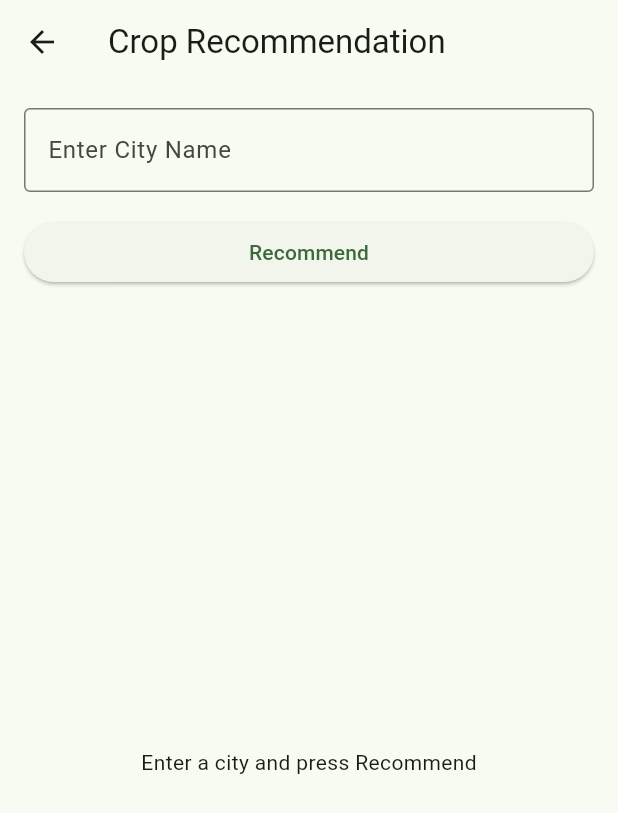
After one commit to dreamfarmapp/DreamFarm, a Flutter app: the CropRecommendationScreen screen opened by its route, on a phone screen of 412 x 824 dp. The commit adds this screen. Shown: the top 813 px of the screen. Run offline on Flutter 3.47's test engine with Material 3 defaults, Android fonts, the phone set to English and light mode, and no system bars; our stand-ins replace file_picker, flutter_markdown, flutter_screenutil, geocoding, geolocator, google_fonts and 2 more; accounts and stored records are empty; generated files the repository leaves out were written again; network calls fail.

Commit message:
feat: frontend for crop recommendations

```diff
--- a/lib/main.dart
+++ b/lib/main.dart
@@ -5,6 +5,7 @@ import 'package:dreamfarm/screens/Community/SearchScreen.dart';
 import 'package:dreamfarm/screens/Community/UserProfile.dart';
 import 'package:dreamfarm/screens/Community/add_post_screen.dart';
 import 'package:dreamfarm/screens/CropDoc/CropDocInput.dart';
+import 'package:dreamfarm/screens/CropRecommendations/crop_recommendations_screen.dart';
 import 'package:dreamfarm/screens/JobOpportunity/job_listing.dart';
 import 'package:dreamfarm/screens/JobOpportunity/skill_add.dart';
 import 'package:dreamfarm/screens/MarketPlace/add_product.dart';
@@ -91,9 +92,10 @@ class _MyAppState extends State<MyApp> {
             '/job' : (context) =>  JobListingScreen(),
             '/addproduct': (context) => AddProductScreen(),
             '/addpost': (context) => AddPostScreen(),
-            '/therapy' : (context) => TherapyScreen()
+            '/therapy' : (context) => TherapyScreen(),
+            '/recommend': (context) => CropRecommendationScreen()
           },
-          initialRoute: "/login",
+          initialRoute: "/",
         );
       },
     );
--- a/lib/screens/Community/CommunityPage.dart
+++ b/lib/screens/Community/CommunityPage.dart
@@ -141,7 +141,7 @@ class _CommunityPageState extends State<CommunityPage> {
             ListTile(
               title: Text('Services'),
               onTap: () {
-                 makeCall("http://192.168.137.36:8501");
+                 makeCall("http://192.168.1.4:8501/");
                 // Implement option 2 functionality here
               },
             ),
--- a/lib/screens/Community/UserProfile.dart
+++ b/lib/screens/Community/UserProfile.dart
@@ -64,7 +64,7 @@ class _UserProfilePageState extends State<UserProfilePage> {
             ListTile(
               title: Text('Services'),
               onTap: () {
-                 makeCall("http://192.168.137.36:8501");
+                 makeCall("http://192.168.1.4:8501/");
                 // Implement option 2 functionality here
               },
             ),
--- a/lib/screens/Community/add_post_screen.dart
+++ b/lib/screens/Community/add_post_screen.dart
@@ -123,7 +123,7 @@ class _AddPostScreenState extends State<AddPostScreen> {
             ListTile(
               title: Text('Services'),
               onTap: () {
-                 makeCall("http://192.168.137.36:8501");
+                makeCall("http://192.168.1.4:8501");
                 // Implement option 2 functionality here
               },
             ),
--- /dev/null
+++ b/lib/screens/CropRecommendations/crop_recommendations_screen.dart
@@ -0,0 +1,102 @@
+import 'package:flutter/material.dart';
+import 'package:flutter_markdown/flutter_markdown.dart';
+import 'package:http/http.dart' as http;
+import 'dart:convert';
+
+class CropRecommendationScreen extends StatefulWidget {
+  const CropRecommendationScreen({Key? key}) : super(key: key);
+
+  @override
+  _CropRecommendationScreenState createState() => _CropRecommendationScreenState();
+}
+
+class _CropRecommendationScreenState extends State<CropRecommendationScreen> {
+  final TextEditingController _cityController = TextEditingController();
+  String _markdownContent = '';
+  bool _isLoading = false;
+
+  Future<void> _getRecommendation() async {
+    setState(() {
+      _isLoading = true;
+    });
+
+    final String city = _cityController.text.trim();
+    if (city.isEmpty) {
+      ScaffoldMessenger.of(context).showSnackBar(
+        const SnackBar(content: Text('Please enter a city name')),
+      );
+      setState(() {
+        _isLoading = false;
+      });
+      return;
+    }
+
+    try {
+      final response = await http.post(
+        Uri.parse('http://10.0.2.2:3000/recommend-crops'), // Replace with your actual backend URL
+        headers: {'Content-Type': 'application/json'},
+        body: json.encode({'city': city}),
+      );
+
+      if (response.statusCode == 200) {
+        final data = json.decode(response.body);
+        setState(() {
+          _markdownContent = data['recommendation'] ?? 'No recommendation available.';
+        });
+      } else {
+        throw Exception('Failed to load recommendation');
+      }
+    } catch (e) {
+      ScaffoldMessenger.of(context).showSnackBar(
+        SnackBar(content: Text('Error: ${e.toString()}')),
+      );
+    } finally {
+      setState(() {
+        _isLoading = false;
+      });
+    }
+  }
+
+  @override
+  Widget build(BuildContext context) {
+    return Scaffold(
+      appBar: AppBar(
+        title: const Text('Crop Recommendation'),
+      ),
+      body: Padding(
+        padding: const EdgeInsets.all(16.0),
+        child: Column(
+          crossAxisAlignment: CrossAxisAlignment.stretch,
+          children: [
+            TextField(
+              controller: _cityController,
+              decoration: const InputDecoration(
+                labelText: 'Enter City Name',
+                border: OutlineInputBorder(),
+              ),
+            ),
+            const SizedBox(height: 16),
+            ElevatedButton(
+              onPressed: _isLoading ? null : _getRecommendation,
+              child: _isLoading
+                  ? const CircularProgressIndicator(color: Colors.white)
+                  : const Text('Recommend'),
+            ),
+            const SizedBox(height: 16),
+            Expanded(
+              child: _markdownContent.isNotEmpty
+                  ? Markdown(data: _markdownContent)
+                  : const Center(child: Text('Enter a city and press Recommend')),
+            ),
+          ],
+        ),
+      ),
+    );
+  }
+
+  @override
+  void dispose() {
+    _cityController.dispose();
+    super.dispose();
+  }
+}
--- a/lib/screens/MarketPlace/market_place.dart
+++ b/lib/screens/MarketPlace/market_place.dart
@@ -258,7 +258,7 @@ class _MarketplaceScreenState extends State<MarketplaceScreen> {
             ListTile(
               title: Text('Services'),
               onTap: () {
-                makeCall("http://192.168.137.36:8501");
+                makeCall("http://192.168.1.4:8501/");
                 // Implement option 2 functionality here
               },
             ),
--- a/lib/screens/MarketPlace/product_screen.dart
+++ b/lib/screens/MarketPlace/product_screen.dart
@@ -111,7 +111,7 @@ class _ProductScreenState extends State<ProductScreen> {
             ListTile(
               title: Text('Services'),
               onTap: () {
-                 makeCall("http://192.168.137.36:8501");
+                 makeCall("http://192.168.1.4:8501/");
                 // Implement option 2 functionality here
               },
             ),
--- a/lib/screens/Therapy/therapy_screen.dart
+++ b/lib/screens/Therapy/therapy_screen.dart
@@ -66,7 +66,7 @@ class _TherapyScreenState extends State<TherapyScreen> {
             ListTile(
               title: Text('Services'),
               onTap: () {
-                makeCall("http://192.168.137.36:8501");
+                makeCall("http://192.168.1.4:8501/");
                 // Implement option 2 functionality here
               },
             ),
--- a/lib/screens/UserProfile/UserProfile.dart
+++ b/lib/screens/UserProfile/UserProfile.dart
@@ -39,7 +39,7 @@ class _AccountState extends State<Account> {
             ListTile(
               title: Text('Services'),
               onTap: () {
-                 makeCall("http://192.168.137.36:8501");
+                 makeCall("http://192.168.1.4:8501/");
                 // Implement option 2 functionality here
               },
             ),
--- a/lib/screens/home/ui/home_screen.dart
+++ b/lib/screens/home/ui/home_screen.dart
@@ -106,9 +106,16 @@ class _HomeScreenState extends State<HomeScreen> {
               },
             ),
             ListTile(
+              title: Text('Crop Recommendations'),
+              onTap: () {
+                Navigator.pushNamed(context, "/recommend");
+                // Implement option 1 functionality here
+              },
+            ),
+            ListTile(
               title: Text('Services'),
               onTap: () {
-                 makeCall("http://192.168.137.36:8501");
+                 makeCall("http://192.168.1.4:8501");
                 // Implement option 2 functionality here
               },
             ),
@@ -119,13 +126,13 @@ class _HomeScreenState extends State<HomeScreen> {
                 // Implement option 2 functionality here
               },
             ),
-            ListTile(
-              title: Text('Therapy'),
-              onTap: () {
-                Navigator.pushNamed(context, "/therapy");
-                // Implement option 1 functionality here
-              },
-            ),
+            // ListTile(
+            //   title: Text('Therapy'),
+            //   onTap: () {
+            //     Navigator.pushNamed(context, "/therapy");
+            //     // Implement option 1 functionality here
+            //   },
+            // ),
           ],
         ),
       ),
--- a/pubspec.yaml
+++ b/pubspec.yaml
@@ -47,6 +47,9 @@ dependencies:
   geocoding: ^2.2.0
   file_picker:
   url_launcher: ^6.2.5
+  google_generative_ai: ^0.4.6
+  image_picker: ^1.1.2
+  flutter_markdown: ^0.7.3+2
 
 dev_dependencies:
   flutter_test:
```
Also changed, not shown: lib/screens/CropDoc/CropDocInput.dart (+117 -25 lines), pubspec.lock, 5 other files.
